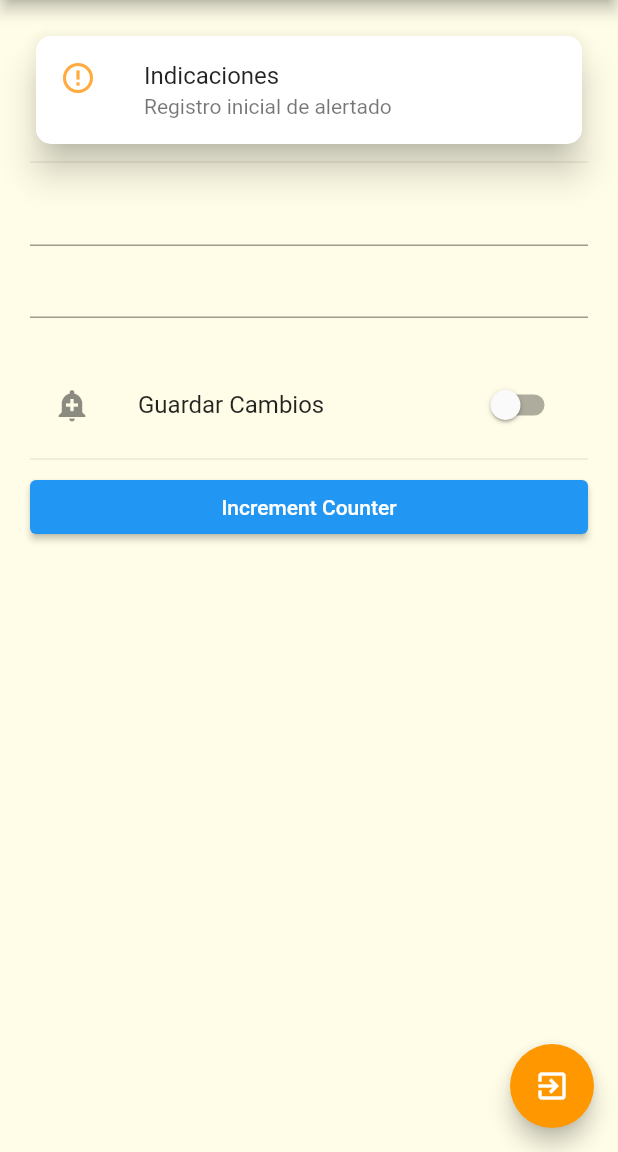
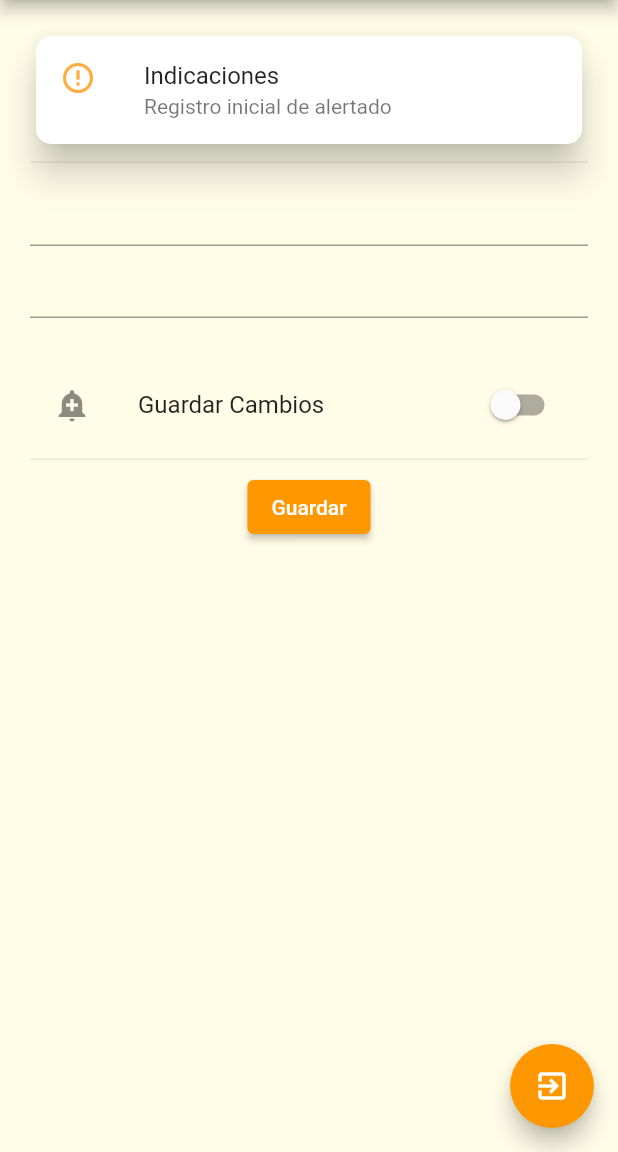
Before and after one commit to jparadae/v-sos, a Flutter app: the ConfigAlertadosPage screen opened by its route, on a phone screen of 412 x 824 dp, the part 84-1236 px from its top. Run offline on Flutter 3.47's test engine with Material 2 defaults, Android fonts, the phone set to English and light mode, and no system bars; our stand-ins replace shared_preferences; accounts and stored records are empty.

Commit message:
Te falta salvar y era

```diff
--- a/lib/src/pages/config_alertados.dart
+++ b/lib/src/pages/config_alertados.dart
@@ -117,10 +117,16 @@ class _ConfigAlertadosState extends State<ConfigAlertadosPage> {
 
   //Save InfoCondifAlertados
   Widget _saveInfoConfig() {
-    return ElevatedButton(
-      onPressed: _incrementCounter,
-      child: Text('Increment Counter'),
-    );
+    return Column(children: <Widget>[
+      //Alarma Principal Comunidad
+      // Text('guardar          '),
+      ElevatedButton(
+          onPressed: () {},
+          style: ElevatedButton.styleFrom(
+            primary: Colors.orange,
+          ),
+          child: Text('Guardar'))
+    ]);
   }
 
   //Fx asyncrona de guardado de datos
--- a/lib/src/pages/contactos.dart
+++ b/lib/src/pages/contactos.dart
@@ -313,16 +313,13 @@ class _ContactoState extends State<Contactos> {
   //Debes guardar al veci
   //Save InfoCondifAlertados
   Widget _saveVecino() {
-    return Column(
-        //mainAxisAlignment: MainAxisAlignment.start,
-        children: <Widget>[
+    return Column(children: <Widget>[
       //Alarma Principal Comunidad
       // Text('guardar          '),
       ElevatedButton(
           onPressed: () {},
           style: ElevatedButton.styleFrom(
             primary: Colors.orange,
-                //shape: StadiumBorder(),
           ),
           child: Text('Guardar'))
     ]);
```
Lines whose indentation alone changed are shown as unchanged.
